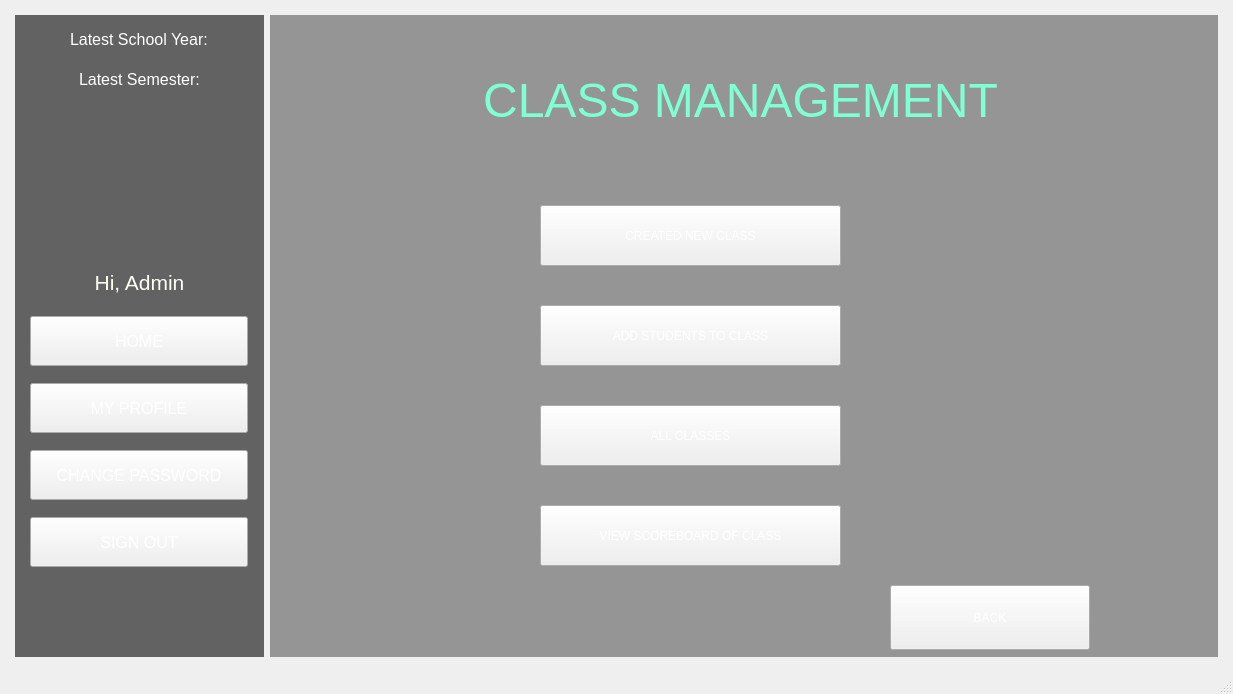
Before: the Qt Designer form StudentManagementSystem/mainwindow.ui in BuhDuy256/Student-Management-GROUP6-KTLT-23CLC03, drawn with Qt 5.
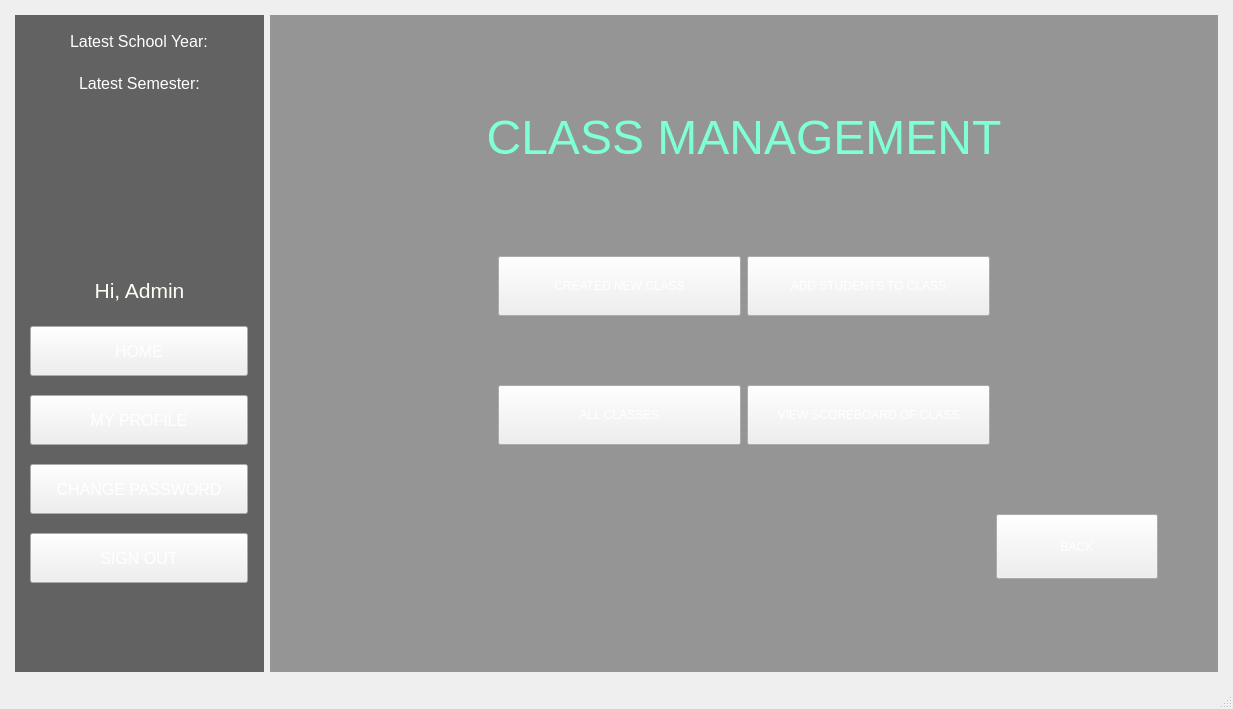
After: the same form once the commit is applied. The open tabs and pages were chosen to show the change. Icons and pictures are not drawn.

The edit to the form file:
```diff
--- a/StudentManagementSystem/mainwindow.ui
+++ b/StudentManagementSystem/mainwindow.ui
@@ -7,9 +7,15 @@
     <x>0</x>
     <y>0</y>
     <width>1233</width>
-    <height>694</height>
+    <height>709</height>
    </rect>
   </property>
+  <property name="sizePolicy">
+   <sizepolicy hsizetype="Preferred" vsizetype="Preferred">
+    <horstretch>0</horstretch>
+    <verstretch>0</verstretch>
+   </sizepolicy>
+  </property>
   <property name="windowTitle">
    <string>MainWindow</string>
   </property>
@@ -3315,95 +3321,86 @@
            </widget>
           </widget>
           <widget class="QWidget" name="AdClassManagement">
-           <widget class="QLabel" name="lb_classManage">
-            <property name="geometry">
-             <rect>
-              <x>160</x>
-              <y>30</y>
-              <width>621</width>
-              <height>111</height>
-             </rect>
+           <layout class="QGridLayout" name="gridLayout_28" columnstretch="2,3,3,2">
+            <property name="leftMargin">
+             <number>60</number>
             </property>
-            <property name="font">
-             <font>
-              <pointsize>36</pointsize>
-             </font>
+            <property name="rightMargin">
+             <number>60</number>
             </property>
-            <property name="styleSheet">
-             <string notr="true">color: #7FFFD4;
-</string>
+            <property name="bottomMargin">
+             <number>30</number>
             </property>
-            <property name="text">
-             <string>CLASS MANAGEMENT</string>
-            </property>
-            <property name="alignment">
-             <set>Qt::AlignCenter</set>
-            </property>
-           </widget>
-           <widget class="QPushButton" name="button_scoreOfClass">
-            <property name="geometry">
-             <rect>
-              <x>270</x>
-              <y>490</y>
-              <width>301</width>
-              <height>61</height>
-             </rect>
-            </property>
-            <property name="text">
-             <string>VIEW SCOREBOARD OF CLASS</string>
-            </property>
-           </widget>
-           <widget class="QPushButton" name="button_allClasses">
-            <property name="geometry">
-             <rect>
-              <x>270</x>
-              <y>390</y>
-              <width>301</width>
-              <height>61</height>
-             </rect>
-            </property>
-            <property name="text">
-             <string>ALL CLASSES</string>
-            </property>
-           </widget>
-           <widget class="QPushButton" name="button_addStudent">
-            <property name="geometry">
-             <rect>
-              <x>270</x>
-              <y>290</y>
-              <width>301</width>
-              <height>61</height>
-             </rect>
-            </property>
-            <property name="text">
-             <string>ADD STUDENTS TO CLASS</string>
-            </property>
-           </widget>
+            <item row="1" column="1">
            <widget class="QPushButton" name="button_createClass">
-            <property name="geometry">
-             <rect>
-              <x>270</x>
-              <y>190</y>
-              <width>301</width>
-              <height>61</height>
-             </rect>
+              <property name="minimumSize">
+               <size>
+                <width>0</width>
+                <height>60</height>
+               </size>
             </property>
             <property name="text">
              <string>CREATED NEW CLASS</string>
             </property>
            </widget>
+            </item>
+            <item row="1" column="2">
+             <widget class="QPushButton" name="button_addStudent">
+              <property name="minimumSize">
+               <size>
+                <width>0</width>
+                <height>60</height>
+               </size>
+              </property>
+              <property name="text">
+               <string>ADD STUDENTS TO CLASS</string>
+              </property>
+             </widget>
+            </item>
+            <item row="2" column="1">
+             <widget class="QPushButton" name="button_allClasses">
+              <property name="minimumSize">
+               <size>
+                <width>0</width>
+                <height>60</height>
+               </size>
+              </property>
+              <property name="text">
+               <string>ALL CLASSES</string>
+              </property>
+             </widget>
+            </item>
+            <item row="2" column="2">
+             <widget class="QPushButton" name="button_scoreOfClass">
+              <property name="minimumSize">
+               <size>
+                <width>0</width>
+                <height>60</height>
+               </size>
+              </property>
+              <property name="text">
+               <string>VIEW SCOREBOARD OF CLASS</string>
+              </property>
+             </widget>
+            </item>
+            <item row="3" column="0">
+             <spacer name="horizontalSpacer_7">
+              <property name="orientation">
+               <enum>Qt::Horizontal</enum>
+              </property>
+              <property name="sizeHint" stdset="0">
+               <size>
+                <width>158</width>
+                <height>20</height>
+               </size>
+              </property>
+             </spacer>
+            </item>
+            <item row="3" column="3">
            <widget class="QPushButton" name="button_back_7">
-            <property name="geometry">
-             <rect>
-              <x>620</x>
-              <y>570</y>
-              <width>200</width>
-              <height>65</height>
-             </rect>
-            </property>
             <property name="minimumSize">
              <size>
-              <width>200</width>
+                <width>0</width>
               <height>65</height>
              </size>
             </property>
@@ -3417,6 +3414,33 @@
              <string>BACK</string>
             </property>
            </widget>
+            </item>
+            <item row="0" column="0" colspan="4">
+             <widget class="QLabel" name="lb_classManage">
+              <property name="maximumSize">
+               <size>
+                <width>16777215</width>
+                <height>100</height>
+               </size>
+              </property>
+              <property name="font">
+               <font>
+                <pointsize>36</pointsize>
+               </font>
+              </property>
+              <property name="styleSheet">
+               <string notr="true">color: #7FFFD4;
+</string>
+              </property>
+              <property name="text">
+               <string>CLASS MANAGEMENT</string>
+              </property>
+              <property name="alignment">
+               <set>Qt::AlignCenter</set>
+              </property>
+             </widget>
+            </item>
+           </layout>
           </widget>
           <widget class="QWidget" name="AdAddClass">
            <layout class="QGridLayout" name="gridLayout_11">
```
Left out of the diff: 890 changed lines with no effect on the pictures. Lines whose indentation alone changed are shown as unchanged.
